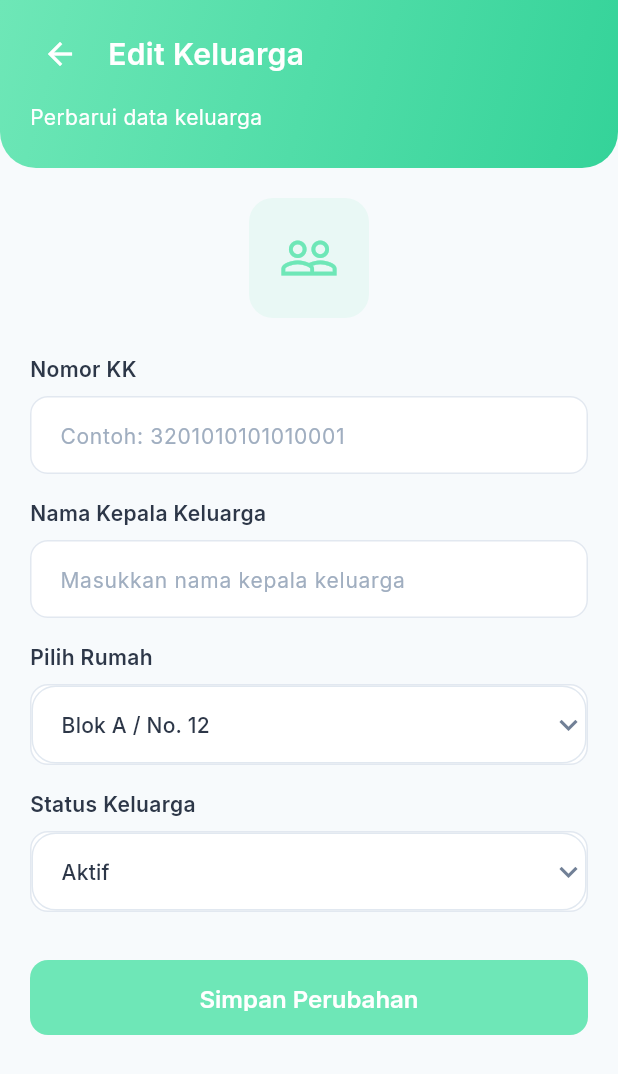
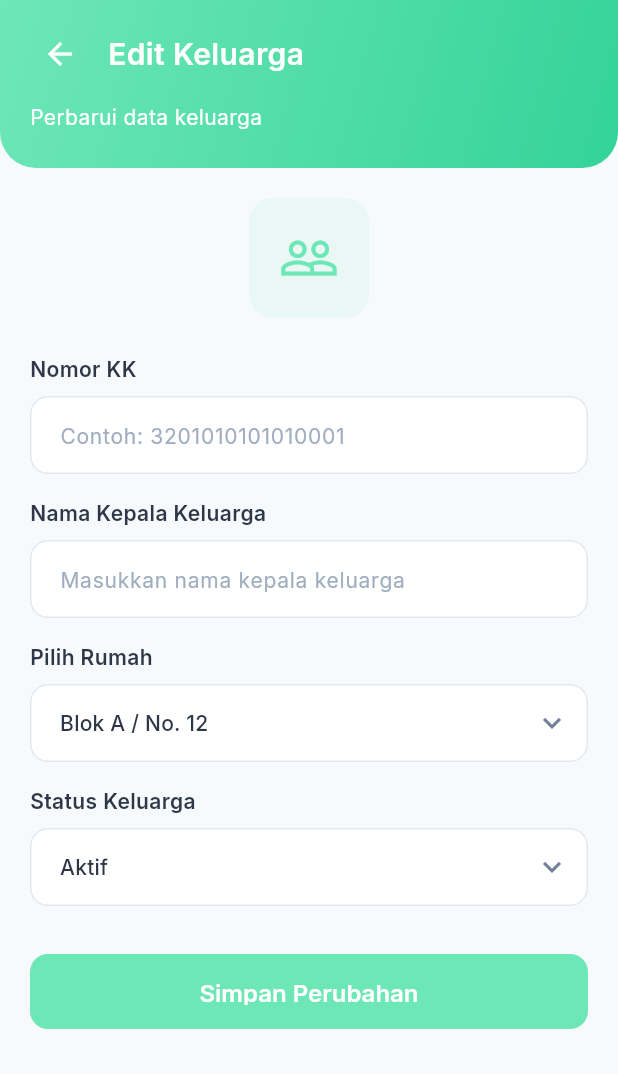
Before and after one commit to Atadewa/PBL-Jawara-Mobile, a Flutter app: the EditKeluargaPage screen opened directly with empty values, on a phone screen of 412 x 824 dp. Shown: the top 1074 px of the screen. Run offline on Flutter 3.47's test engine with Material 3 defaults, Android fonts, the phone set to English and light mode, and no system bars; our stand-ins replace google_fonts; accounts and stored records are empty.

Commit message:
feat: Enhance dropdown styling for rumah status selection in edit and tambah pages

```diff
--- a/mobile/lib/features/data_rumah_dan_warga/pages/edit_keluarga_page.dart
+++ b/mobile/lib/features/data_rumah_dan_warga/pages/edit_keluarga_page.dart
@@ -308,24 +308,31 @@ class _EditKeluargaPageState extends State<EditKeluargaPage> {
           ),
         ),
         const SizedBox(height: 8),
-        Container(
-          decoration: BoxDecoration(
-            color: Colors.white,
-            borderRadius: BorderRadius.circular(12),
-            border: Border.all(color: const Color(0xFFE2E8F0), width: 1),
-          ),
-          child: DropdownButtonFormField<String>(
+        DropdownButtonFormField<String>(
           value: _selectedRumah,
           hint: const Text(
             'Pilih Rumah',
             style: TextStyle(fontSize: 14, color: Color(0xFFA0AEC0)),
           ),
-            decoration: const InputDecoration(
-              contentPadding: EdgeInsets.symmetric(
+          decoration: InputDecoration(
+            filled: true,
+            fillColor: Colors.white,
+            contentPadding: const EdgeInsets.symmetric(
               horizontal: 16,
               vertical: 14,
             ),
-              border: InputBorder.none,
+            border: OutlineInputBorder(
+              borderRadius: BorderRadius.circular(12),
+              borderSide: const BorderSide(color: Color(0xFFE2E8F0), width: 1),
+            ),
+            enabledBorder: OutlineInputBorder(
+              borderRadius: BorderRadius.circular(12),
+              borderSide: const BorderSide(color: Color(0xFFE2E8F0), width: 1),
+            ),
+            focusedBorder: OutlineInputBorder(
+              borderRadius: BorderRadius.circular(12),
+              borderSide: const BorderSide(color: Color(0xFF6EE7B7), width: 2),
+            ),
           ),
           icon: const Icon(
             Icons.keyboard_arrow_down,
@@ -350,7 +357,6 @@ class _EditKeluargaPageState extends State<EditKeluargaPage> {
             });
           },
         ),
-        ),
       ],
     );
   }
@@ -368,20 +374,27 @@ class _EditKeluargaPageState extends State<EditKeluargaPage> {
           ),
         ),
         const SizedBox(height: 8),
-        Container(
-          decoration: BoxDecoration(
-            color: Colors.white,
-            borderRadius: BorderRadius.circular(12),
-            border: Border.all(color: const Color(0xFFE2E8F0), width: 1),
-          ),
-          child: DropdownButtonFormField<StatusKeluarga>(
+        DropdownButtonFormField<StatusKeluarga>(
           value: _selectedStatus,
-            decoration: const InputDecoration(
-              contentPadding: EdgeInsets.symmetric(
+          decoration: InputDecoration(
+            filled: true,
+            fillColor: Colors.white,
+            contentPadding: const EdgeInsets.symmetric(
               horizontal: 16,
               vertical: 14,
             ),
-              border: InputBorder.none,
+            border: OutlineInputBorder(
+              borderRadius: BorderRadius.circular(12),
+              borderSide: const BorderSide(color: Color(0xFFE2E8F0), width: 1),
+            ),
+            enabledBorder: OutlineInputBorder(
+              borderRadius: BorderRadius.circular(12),
+              borderSide: const BorderSide(color: Color(0xFFE2E8F0), width: 1),
+            ),
+            focusedBorder: OutlineInputBorder(
+              borderRadius: BorderRadius.circular(12),
+              borderSide: const BorderSide(color: Color(0xFF6EE7B7), width: 2),
+            ),
           ),
           icon: const Icon(
             Icons.keyboard_arrow_down,
@@ -408,7 +421,6 @@ class _EditKeluargaPageState extends State<EditKeluargaPage> {
             }
           },
         ),
-        ),
       ],
     );
   }
```
Also changed, not shown: mobile/lib/features/data_rumah_dan_warga/pages/edit_rumah_page.dart (+17 -11 lines), mobile/lib/features/data_rumah_dan_warga/pages/tambah_rumah_page.dart (+17 -11 lines). Lines whose indentation alone changed are shown as unchanged.
